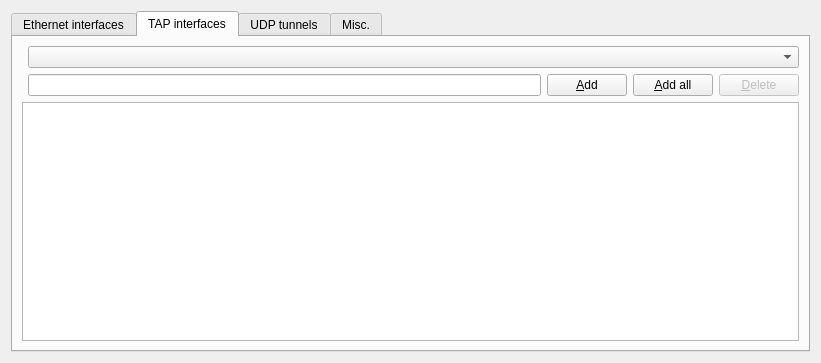
First picture: the form in gns3/modules/builtin/ui/cloud_configuration_page.ui, repository GNS3/gns3-gui, before the edit.
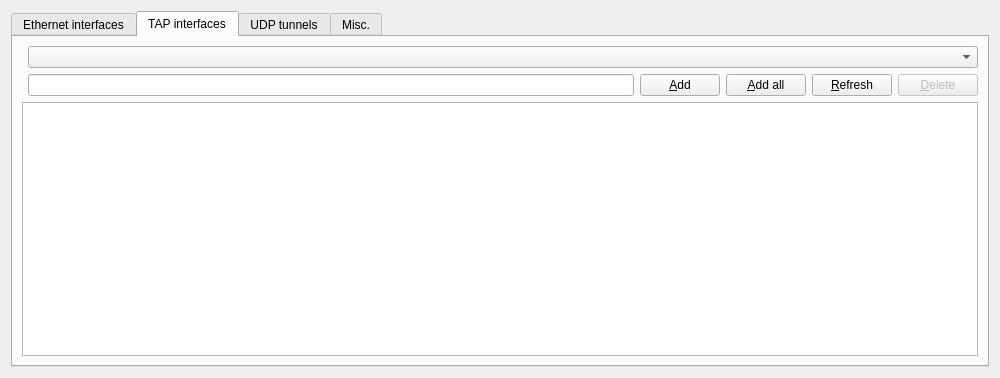
Second picture: the form after the edit. The open tabs and pages were chosen to show the change.

Commit message: Refresh buttons in the cloud node to query the server for available interfaces. Fixes #2416.

Diff of the .ui file:
```diff
--- a/gns3/modules/builtin/ui/cloud_configuration_page.ui
+++ b/gns3/modules/builtin/ui/cloud_configuration_page.ui
@@ -6,8 +6,8 @@
    <rect>
     <x>0</x>
     <y>0</y>
-    <width>821</width>
-    <height>363</height>
+    <width>1000</width>
+    <height>378</height>
    </rect>
   </property>
   <property name="windowTitle">
@@ -105,7 +105,7 @@
        <string>TAP interfaces</string>
       </attribute>
       <layout class="QGridLayout" name="gridLayout_2">
-       <item row="1" column="4">
+       <item row="1" column="5">
         <widget class="QPushButton" name="uiDeleteTAPPushButton">
          <property name="enabled">
           <bool>false</bool>
@@ -115,7 +115,7 @@
          </property>
         </widget>
        </item>
-       <item row="2" column="0" colspan="5">
+       <item row="2" column="0" colspan="6">
         <widget class="QListWidget" name="uiTAPListWidget">
          <property name="selectionMode">
           <enum>QAbstractItemView::ExtendedSelection</enum>
@@ -142,7 +142,7 @@
          </property>
         </widget>
        </item>
-       <item row="0" column="1" colspan="4">
+       <item row="0" column="1" colspan="5">
         <widget class="QComboBox" name="uiTAPComboBox">
          <property name="sizePolicy">
           <sizepolicy hsizetype="Expanding" vsizetype="Fixed">
@@ -165,6 +165,13 @@
          </property>
         </widget>
        </item>
+       <item row="1" column="4">
+        <widget class="QPushButton" name="uiRefreshTAPPushButton">
+         <property name="text">
+          <string>&amp;Refresh</string>
+         </property>
+        </widget>
+       </item>
       </layout>
      </widget>
      <widget class="QWidget" name="UDPTab">
```
Left out of the diff: 12 changed lines with no effect on the pictures. The commit also changes 3 other files.
